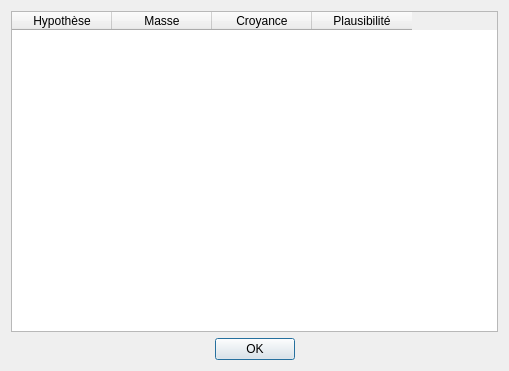
This is UI/ResultatsDialog.ui in Hamza5/Plateforme-outils-SII as Qt 5 draws it before an edit. The edited form follows.
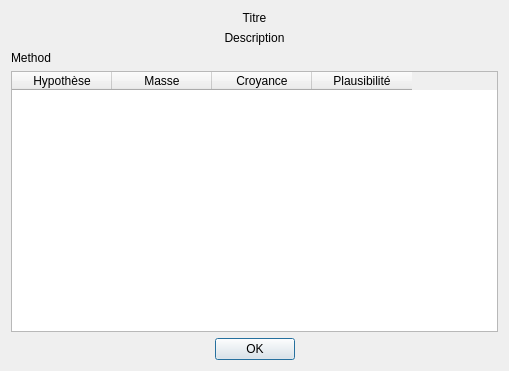
This is the edited form.

Commit message: Afficher le titre, la description et la méthode

Diff of the .ui file:
```diff
--- a/UI/ResultatsDialog.ui
+++ b/UI/ResultatsDialog.ui
@@ -23,6 +23,33 @@
    <bool>true</bool>
   </property>
   <layout class="QVBoxLayout" name="verticalLayout">
+   <item>
+    <widget class="QLabel" name="titleLabel">
+     <property name="text">
+      <string>Titre</string>
+     </property>
+     <property name="alignment">
+      <set>Qt::AlignCenter</set>
+     </property>
+    </widget>
+   </item>
+   <item>
+    <widget class="QLabel" name="descriptionLabel">
+     <property name="text">
+      <string>Description</string>
+     </property>
+     <property name="alignment">
+      <set>Qt::AlignCenter</set>
+     </property>
+    </widget>
+   </item>
+   <item>
+    <widget class="QLabel" name="methodLabel">
+     <property name="text">
+      <string>Method</string>
+     </property>
+    </widget>
+   </item>
    <item>
     <widget class="QTableWidget" name="resultsTableWidget">
      <property name="autoFillBackground">
```
The commit also changes 2 other files.
